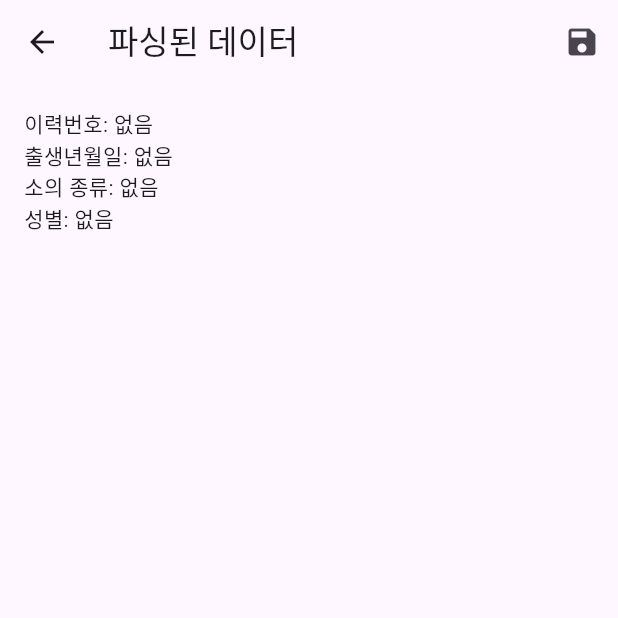
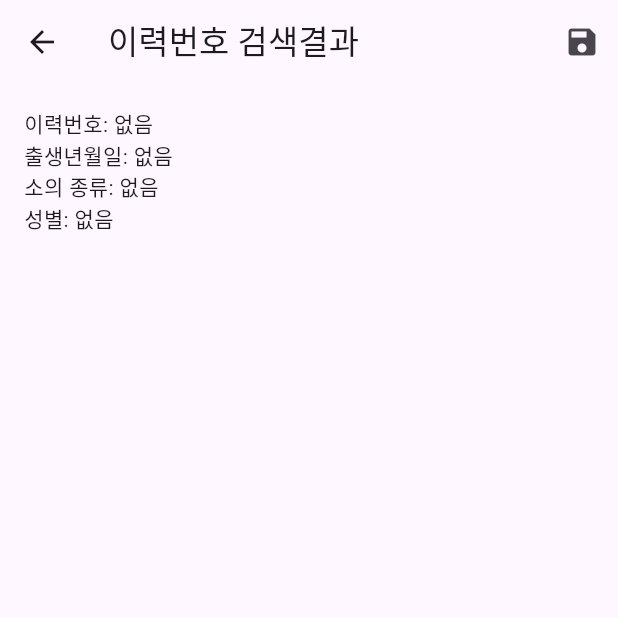
Before and after one commit to underkim/toyproject, a Flutter app: the SearchResult screen opened directly, on a phone screen of 412 x 824 dp, the top half of it. Run offline on Flutter 3.47's test engine with Material 3 defaults, Android fonts, the phone set to English and light mode, and no system bars; our stand-ins replace font_awesome_flutter, sqflite; accounts and stored records are empty.

Commit message:
이력번호 검색결과 제목 변경

```diff
--- a/lib/searchResult.dart
+++ b/lib/searchResult.dart
@@ -19,7 +19,7 @@ class SearchResult extends StatelessWidget {
   Widget build(BuildContext context) {
     return Scaffold(
       appBar: AppBar(
-        title: Text('파싱된 데이터'),
+        title: Text('이력번호 검색결과'),
         actions: [
           IconButton(
             icon: Icon(Icons.save),
```
